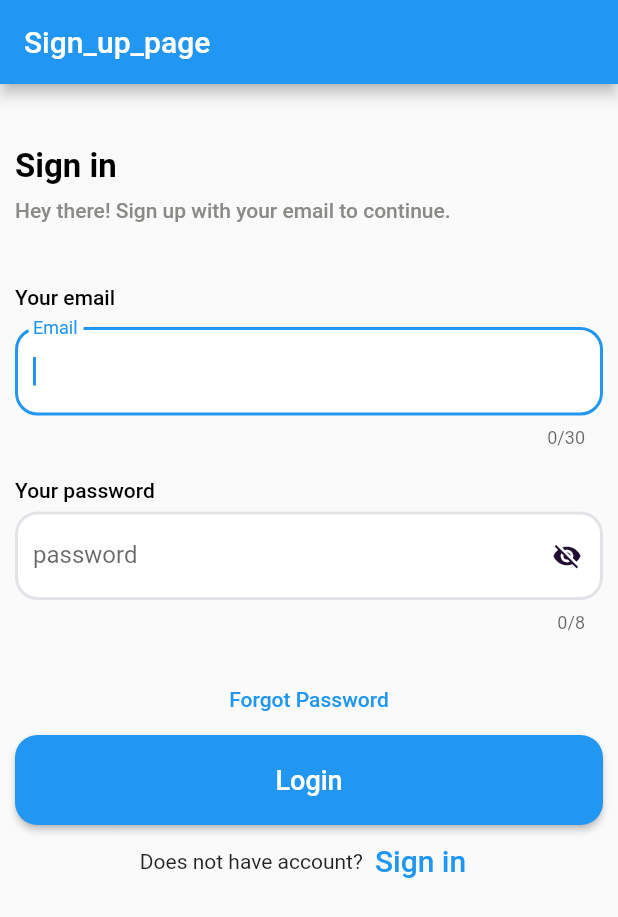
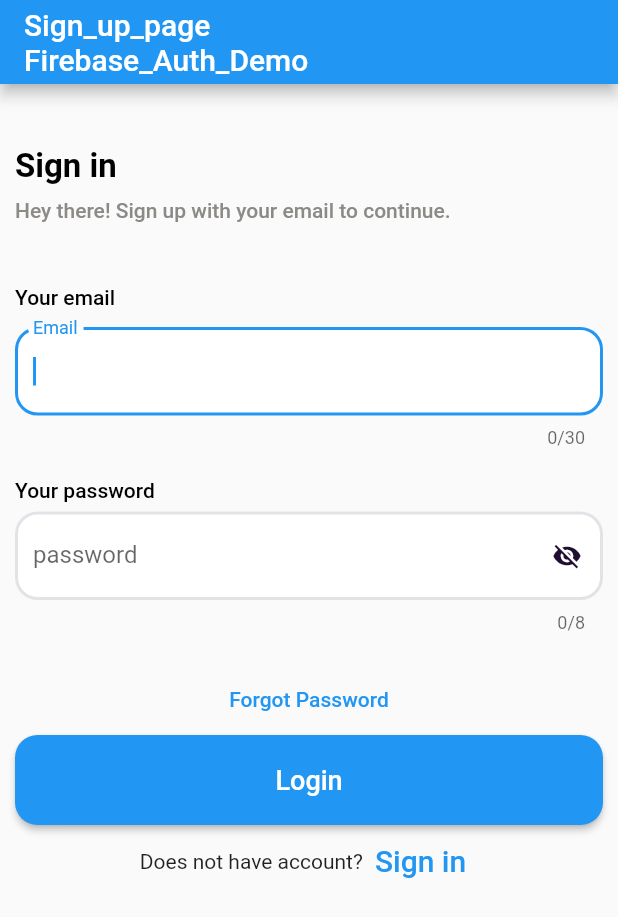
Before and after one commit to panchaniurvisha/firebase_demo_one, a Flutter app: the screen it shows after launch, on a phone screen of 412 x 824 dp. Shown: the top 917 px of the screen. Run offline on Flutter 3.47's test engine with Material 2 defaults, Android fonts, the phone set to English and light mode, and no system bars; our stand-ins replace firebase_auth, firebase_core; accounts and stored records are empty; Roboto replaces fonts that are missing (Circular Std).

Commit message:
29/5/2023

```diff
--- a/lib/view/login_screen.dart
+++ b/lib/view/login_screen.dart
@@ -112,7 +112,7 @@ class _LoginScreenState extends State<LoginScreen> {
                         style: ElevatedButton.styleFrom(
                           fixedSize: const Size(120, 60),
                           shape: RoundedRectangleBorder(
-                              borderRadius: BorderRadius.circular(15)),
+                              borderRadius: BorderRadius.circular(20)),
                         ),
                         child: const Text(
                           "Submit",
--- a/lib/view/sign_up_screen.dart
+++ b/lib/view/sign_up_screen.dart
@@ -1,3 +1,4 @@
+import 'package:firebase_auth/firebase_auth.dart';
 import 'package:firebase_demo_one/utils/routes_name.dart';
 import 'package:flutter/material.dart';
 
@@ -13,6 +14,7 @@ class SignUpScreen extends StatefulWidget {
 }
 
 class _SignUpScreenState extends State<SignUpScreen> {
+  final FirebaseAuth firebaseAuth = FirebaseAuth.instance;
   TextEditingController passwordController = TextEditingController();
   TextEditingController emailController = TextEditingController();
   bool value = false;
@@ -29,7 +31,8 @@ class _SignUpScreenState extends State<SignUpScreen> {
   Widget build(BuildContext context) {
     return Scaffold(
       appBar: AppBar(
-        title: Text("Sign_up_page"),
+        title: Text("Sign_up_page\n"
+            "Firebase_Auth_Demo"),
       ),
       body: ListView(
         children: [
```
